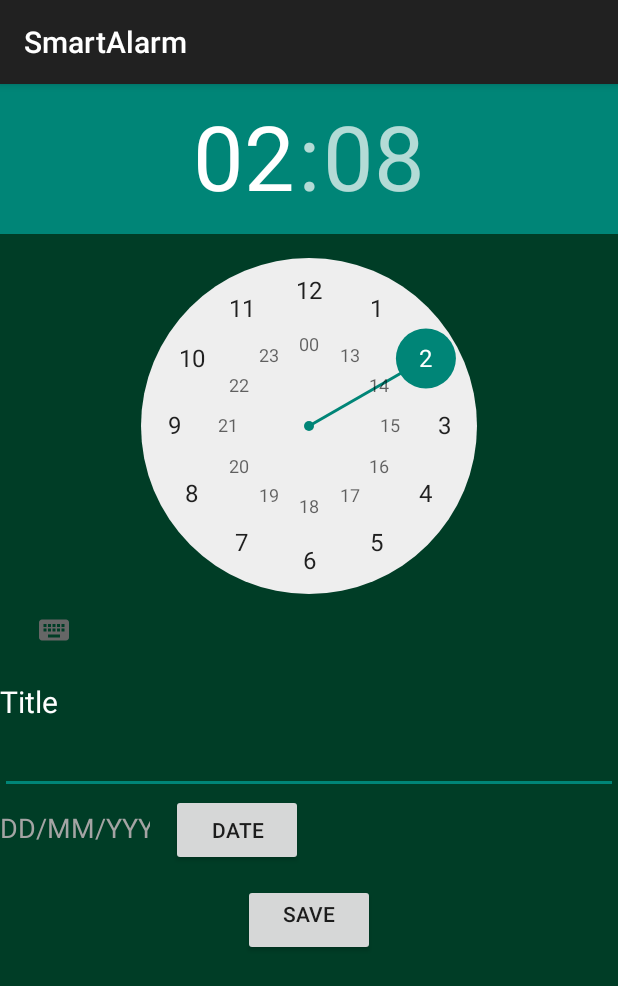
After one commit to xavimoya/AndroidProject, an Android app: the AddAlarm screen opened directly, with no data from a screen before it, on a phone screen of 412 x 824 dp. The commit adds this screen. Shown: the top 986 px of the screen. Run offline under Robolectric (Android 15) with nearby library versions, the phone set to English and light mode, and no system bars.

Commit message:
New features:  - New Activity to add alarm  - Alarm and Custom Alarm Adapter Classes  - Edit some layouts  - Main activity with new features

```diff
--- a/SmartAlarm/app/build.gradle
+++ b/SmartAlarm/app/build.gradle
@@ -6,7 +6,8 @@ android {
     buildToolsVersion "25.0.2"
     defaultConfig {
         applicationId "xavi.smartalarm"
-        minSdkVersion 15
+        minSdkVersion 21
+        //minSdkVersion 15
         targetSdkVersion 25
         versionCode 1
         versionName "1.0"
@@ -29,6 +30,7 @@ dependencies {
     compile 'com.android.support:support-v4:25.2.0'
     compile 'com.android.support:design:25.2.0'
     compile 'com.google.android.gms:play-services-auth:9.0.0'
+    compile 'com.google.android.gms:play-services-location:9.0.0'
     compile 'com.android.support.constraint:constraint-layout:1.0.1'
     compile 'com.android.support:cardview-v7:25.2.0'
     compile 'de.hdodenhof:circleimageview:1.3.0'
--- /dev/null
+++ b/SmartAlarm/app/src/main/java/xavi/smartalarm/AddAlarm.java
@@ -0,0 +1,114 @@
+package xavi.smartalarm;
+
+import android.app.DatePickerDialog;
+import android.app.TimePickerDialog;
+import android.content.Intent;
+import android.os.Bundle;
+import android.support.v7.app.AppCompatActivity;
+import android.view.View;
+import android.widget.Button;
+import android.widget.DatePicker;
+import android.widget.EditText;
+import android.widget.TextView;
+import android.widget.TimePicker;
+import android.widget.Toast;
+
+import java.util.Calendar;
+
+/**
+ * Created by Reylin on 13/03/2017.
+ */
+
+public class AddAlarm extends AppCompatActivity {
+
+    private static final int RESULT_ADDALARM = 100;
+
+
+    private TimePicker timePicker;
+    private TextView title;
+    private Button button_save, button_date;
+
+    private TimePickerDialog timePickerDialog;
+    private DatePickerDialog datePickerDialog;
+
+    private int iday,imonth,iyear;
+    private final Calendar c = Calendar.getInstance();
+
+
+
+    @Override
+    public void onCreate(Bundle savedInstanceState){
+        super.onCreate(savedInstanceState);
+        setContentView(R.layout.activity_addalarm);
+
+        iyear= c.get(Calendar.YEAR); // current year
+        imonth= c.get(Calendar.MONTH) +1; // current month (starts on 0)
+        iday = c.get(Calendar.DAY_OF_MONTH); // current day
+
+        /*Time*/
+        timePicker = (TimePicker)findViewById(R.id.timePicker);
+        title = (EditText)findViewById(R.id.textView_title);
+        button_save = (Button)findViewById(R.id.button_set);
+
+        timePicker.setIs24HourView(true);
+
+
+        button_save.setOnClickListener(new View.OnClickListener() {
+            @Override
+            public void onClick(View v) {
+
+                //Check if exist necessary data
+                TextView tvDate = (TextView)findViewById(R.id.dateAlarm);
+                EditText etTitle = (EditText)findViewById(R.id.textView_title);
+                //check Date - check Title - check location (in process) - the time not necessary check, time now by default.
+                if(tvDate.getText().toString().isEmpty() || etTitle.getText().toString().isEmpty()){
+                    Toast.makeText(AddAlarm.this,"You don't choose all necessary data", Toast.LENGTH_SHORT).show();
+                }else {
+
+                    Intent intent = new Intent();
+                    intent.putExtra("Hour", timePicker.getHour());
+                    intent.putExtra("Minute", timePicker.getMinute());
+                    intent.putExtra("Title", title.getText().toString());
+                    intent.putExtra("Day", iday);
+                    intent.putExtra("Month", imonth);
+                    intent.putExtra("Year", iyear);
+                    setResult(RESULT_ADDALARM, intent);
+                    finish();
+                }
+
+            }
+        });
+
+
+        /*Date*/
+        button_date = (Button) findViewById(R.id.button_date);
+        button_date.setOnClickListener(new View.OnClickListener() {
+            @Override
+            public void onClick(View v) {
+                // calender class's instance and get current date , month and year from calender
+                int mYear = c.get(Calendar.YEAR); // current year
+                int mMonth = c.get(Calendar.MONTH); // current month
+                int mDay = c.get(Calendar.DAY_OF_MONTH); // current day
+                // date picker dialog
+                datePickerDialog = new DatePickerDialog(AddAlarm.this,
+                        new DatePickerDialog.OnDateSetListener() {
+
+                            @Override
+                            public void onDateSet(DatePicker view, int year,
+                                                  int monthOfYear, int dayOfMonth) {
+
+                                monthOfYear = monthOfYear +1;
+
+                              TextView tvDate = (TextView) findViewById(R.id.dateAlarm);
+                                tvDate.setText(dayOfMonth +"/"+monthOfYear +"/"+year);
+                                iday = dayOfMonth;
+                                imonth = monthOfYear;
+                                iyear = year;
+                            }
+                        }, mYear, mMonth, mDay);
+                datePickerDialog.show();
+            }
+        });
+        /*------------------------------------------------------------------------------*/
+    }
+}
--- /dev/null
+++ b/SmartAlarm/app/src/main/res/layout/activity_addalarm.xml
@@ -0,0 +1,80 @@
+<?xml version="1.0" encoding="utf-8"?>
+
+<ScrollView xmlns:android="http://schemas.android.com/apk/res/android"
+    android:layout_width="match_parent"
+    android:layout_height="match_parent"
+    android:background="@color/colorGreen1">
+
+    <RelativeLayout android:layout_width="wrap_content"
+        android:layout_height="wrap_content"
+        >
+
+        <TimePicker
+            android:id="@+id/timePicker"
+            android:layout_width="wrap_content"
+            android:layout_height="wrap_content"
+            />
+
+        <TextView
+            android:id="@+id/Label_title"
+            android:layout_width="wrap_content"
+            android:layout_height="wrap_content"
+            android:layout_marginTop="10dp"
+            android:textSize="20sp"
+            android:text="@string/label_title"
+            android:textColor="#FFFFFF"
+            android:labelFor="@+id/title"
+            android:layout_below="@+id/timePicker"
+            />
+
+        <EditText
+            android:id="@+id/textView_title"
+            android:layout_width="match_parent"
+            android:layout_height="wrap_content"
+            android:textSize="20sp"
+            android:textColor="#FFFFFF"
+            android:labelFor="@+id/textView_title"
+            android:layout_below="@+id/Label_title"
+            android:inputType="textAutoCorrect"
+            />
+        <LinearLayout
+            android:id="@+id/layout_date"
+            android:layout_width="match_parent"
+            android:layout_height="wrap_content"
+            android:layout_below="@+id/textView_title"
+            android:orientation="horizontal"
+            android:gravity="start">
+
+            <TextView
+                android:id="@+id/dateAlarm"
+                android:layout_width="100dp"
+                android:layout_height="wrap_content"
+                android:inputType="date"
+                android:hint="@string/dd_mm_yyyy"
+                android:textColor="#FFFFFF"
+                android:textColorHint="#a4a4a4"
+                android:textSize="18dp"/>
+
+            <Button
+                android:id="@+id/button_date"
+                android:layout_width="wrap_content"
+                android:layout_height="wrap_content"
+                android:text="@string/button_date"
+                android:layout_marginLeft="14dp"
+                />
+
+        </LinearLayout>
+
+        <Button
+            android:id="@+id/button_set"
+            android:layout_width="wrap_content"
+            android:layout_height="wrap_content"
+            android:text="@string/button_save"
+            android:gravity="center_horizontal"
+            android:layout_below="@+id/layout_date"
+            android:layout_centerHorizontal="true"
+            android:layout_marginTop="12dp"
+            />
+
+    </RelativeLayout>
+</ScrollView>
--- a/SmartAlarm/app/src/main/res/values/strings.xml
+++ b/SmartAlarm/app/src/main/res/values/strings.xml
@@ -15,5 +15,19 @@
     <string name="exitApp">Exit</string>
     <string name="email_notsigned">mail@gmail.com</string>
     <string name="name_notSigned">Sign in to show the profile</string>
+    <string name="button_singin">Sign in</string>
+    <string name="add_alarm">Add alarm</string>
+    <string name="button_save">Save</string>
+
+    <!-- Labels -->
+    <string name="label_title">Title</string>
+    <string name="label_description">Description</string>
+    <string name="label_location">Location</string>
+    <string name="button_date">Date</string>
+    <string name="dd_mm_yyyy">DD/MM/YYYY</string>
+    <string name="hh_mm">HH:MM</string>
+
+    <!-- API KEY -->
+
 
 </resources>
```
Also changed, not shown: SmartAlarm/app/src/main/AndroidManifest.xml (+11 -0 lines), SmartAlarm/app/src/main/java/xavi/smartalarm/Alarm.java (added, +46 -0 lines), SmartAlarm/app/src/main/java/xavi/smartalarm/CustomAlarmAdapter.java (added, +40 -0 lines), SmartAlarm/app/src/main/java/xavi/smartalarm/MainActivity.java (+87 -9 lines), SmartAlarm/app/src/main/res/layout/activity_main.xml (+10 -29 lines), SmartAlarm/app/src/main/res/layout/custome_row.xml (added, +53 -0 lines), SmartAlarm/app/src/main/res/layout/nav_header_main.xml (+4 -4 lines), SmartAlarm/app/src/main/res/menu/menu_addalarm.xml (added, +9 -0 lines), SmartAlarm/app/src/main/res/values/colors.xml (+9 -0 lines), SmartAlarm/app/src/main/res/values/styles.xml (+17 -0 lines), SmartAlarm/app/src/main/res/drawable/androidiconblack.png (renamed from SmartAlarm/app/src/main/res/drawable/androidicon.png), SmartAlarm/app/src/main/res/drawable/androidiconwhite.png (added).
